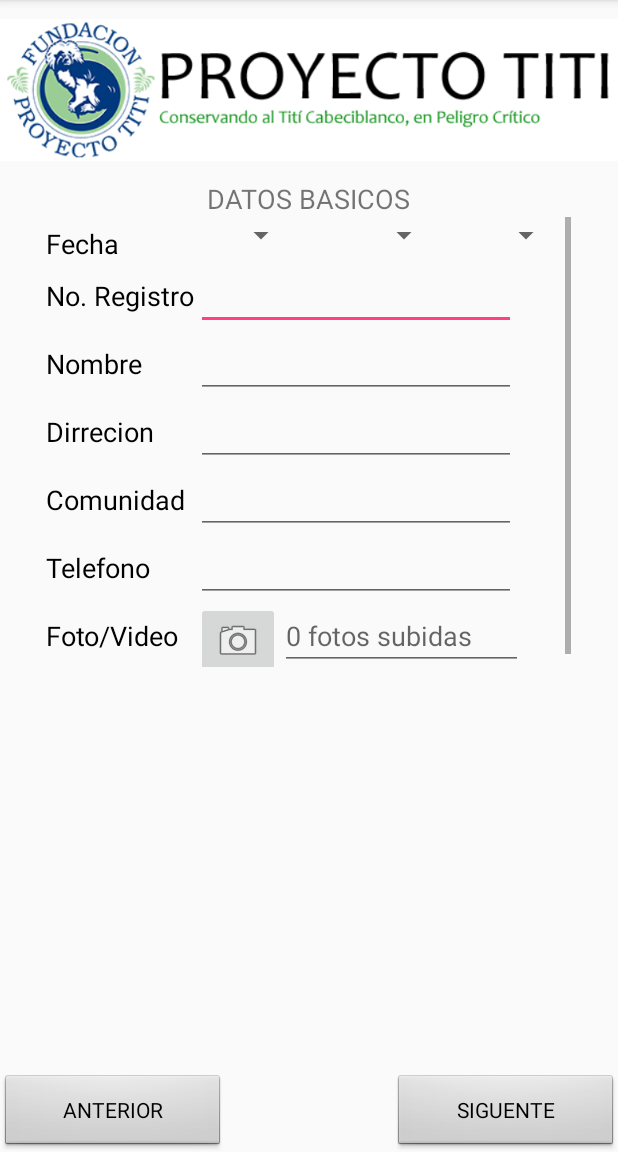
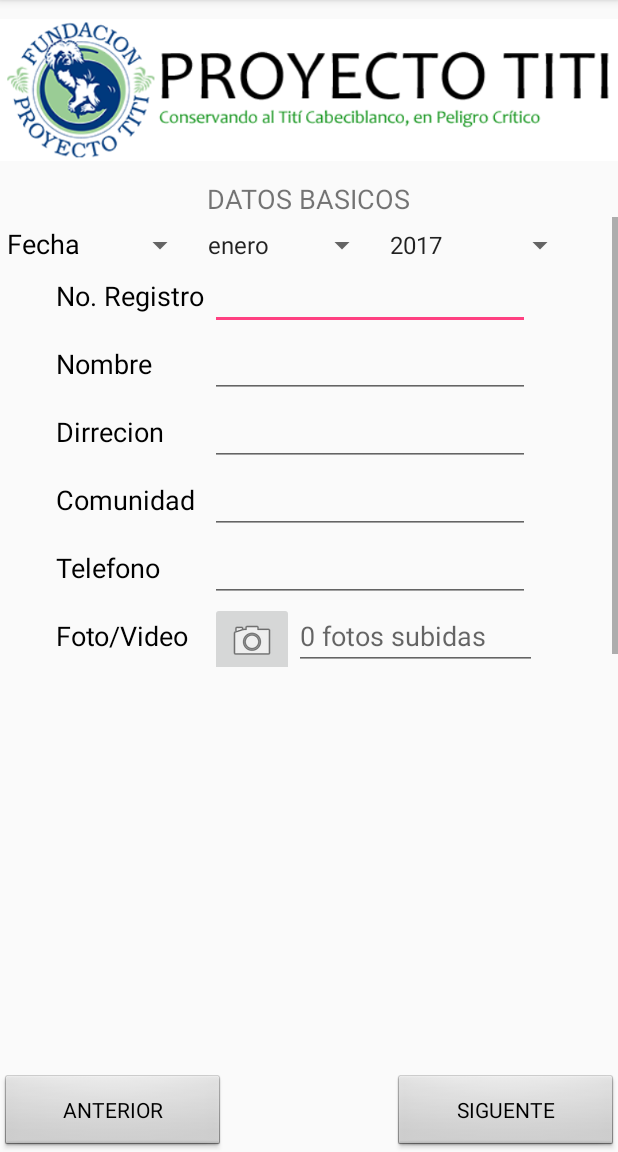
Before and after one commit to cbraun1/ProyectoTiti, an Android app: the basicData screen opened directly, with no data from a screen before it, on a phone screen of 412 x 824 dp, the part 84-1236 px from its top. Run offline under Robolectric (Android 15) with nearby library versions, the phone set to English and light mode, and no system bars.

Commit message:
fixed date

```diff
--- a/app/src/main/java/com/example/proyectotiti/basicData.java
+++ b/app/src/main/java/com/example/proyectotiti/basicData.java
@@ -4,6 +4,8 @@ import android.content.Intent;
 import android.support.v7.app.AppCompatActivity;
 import android.os.Bundle;
 import android.view.View;
+import android.widget.ArrayAdapter;
+import android.widget.Spinner;
 
 public class basicData extends AppCompatActivity {
 
@@ -11,7 +13,36 @@ public class basicData extends AppCompatActivity {
     protected void onCreate(Bundle savedInstanceState) {
         super.onCreate(savedInstanceState);
         setContentView(R.layout.activity_basic_data);
+
+        Spinner spinnerDay = (Spinner) findViewById(R.id.spinnerDay);
+        // Create an ArrayAdapter using the string array and a default spinner layout
+        ArrayAdapter<CharSequence> adapter = ArrayAdapter.createFromResource(this,
+                R.array.spinnerDayArray, android.R.layout.simple_spinner_item);
+        // Specify the layout to use when the list of choices appears
+        adapter.setDropDownViewResource(android.R.layout.simple_spinner_dropdown_item);
+        // Apply the adapter to the spinner
+        spinnerDay.setAdapter(adapter);
+
+        Spinner spinnerMonth = (Spinner) findViewById(R.id.spinnerMonth);
+        // Create an ArrayAdapter using the string array and a default spinner layout
+        ArrayAdapter<CharSequence> adapter2 = ArrayAdapter.createFromResource(this,
+                R.array.spinnerMonthArray, android.R.layout.simple_spinner_item);
+        // Specify the layout to use when the list of choices appears
+        adapter2.setDropDownViewResource(android.R.layout.simple_spinner_dropdown_item);
+        // Apply the adapter to the spinner
+        spinnerMonth.setAdapter(adapter2);
+
+        Spinner spinnerYear = (Spinner) findViewById(R.id.spinnerYear);
+        // Create an ArrayAdapter using the string array and a default spinner layout
+        ArrayAdapter<CharSequence> adapter3 = ArrayAdapter.createFromResource(this,
+                R.array.spinnerYearArray, android.R.layout.simple_spinner_item);
+        // Specify the layout to use when the list of choices appears
+        adapter3.setDropDownViewResource(android.R.layout.simple_spinner_dropdown_item);
+        // Apply the adapter to the spinner
+        spinnerYear.setAdapter(adapter3);
     }
+
+
 
     public void openContinue(View v){
         startActivity(new Intent(basicData.this, continuePage.class));
--- a/app/src/main/res/layout/activity_basic_data.xml
+++ b/app/src/main/res/layout/activity_basic_data.xml
@@ -54,13 +54,14 @@
         android:onClick="openContinue"/>
 
     <ScrollView
-        android:layout_width="350dp"
+        android:layout_width="match_parent"
         android:layout_height="300dp"
         android:layout_below="@+id/title"
-        android:layout_centerHorizontal="true">
+        android:layout_alignParentLeft="true"
+        android:layout_alignParentStart="true">
 
         <LinearLayout
-            android:layout_width="350dp"
+            android:layout_width="match_parent"
             android:layout_height="320dp"
             android:orientation="vertical"
             tools:layout_editor_absoluteX="52dp"
@@ -75,26 +76,26 @@
 
                 <TextView
                     android:id="@+id/textViewDate"
-                    android:layout_width="104dp"
+                    android:layout_width="wrap_content"
                     android:layout_height="wrap_content"
                     android:paddingTop="5dp"
-                    android:text="Fecha"
+                    android:text=" Fecha"
                     android:textColor="#000000"
                     android:textSize="18sp" />
 
                 <Spinner
                     android:id="@+id/spinnerDay"
-                    android:layout_width="63dp"
+                    android:layout_width="77dp"
                     android:layout_height="wrap_content" />
 
                 <Spinner
                     android:id="@+id/spinnerMonth"
-                    android:layout_width="95dp"
+                    android:layout_width="121dp"
                     android:layout_height="wrap_content" />
 
                 <Spinner
                     android:id="@+id/spinnerYear"
-                    android:layout_width="81dp"
+                    android:layout_width="132dp"
                     android:layout_height="wrap_content" />
 
 
@@ -109,12 +110,12 @@
 
                 <TextView
                     android:id="@+id/textViewRegNum"
-                    android:layout_width="100dp"
+                    android:layout_width="140dp"
                     android:layout_height="wrap_content"
                     android:paddingTop="5dp"
                     android:textColor="#000000"
                     android:textSize="18sp"
-                    android:text="No. Registro" />
+                    android:text="        No. Registro" />
 
                 <EditText
                     android:id="@+id/editTextNoRegistro"
@@ -133,12 +134,12 @@
 
                 <TextView
                     android:id="@+id/textViewName"
-                    android:layout_width="100dp"
+                    android:layout_width="140dp"
                     android:layout_height="wrap_content"
                     android:paddingTop="5dp"
                     android:textColor="#000000"
                     android:textSize="18sp"
-                    android:text="Nombre" />
+                    android:text="        Nombre" />
 
                 <EditText
                     android:id="@+id/editTextNombre"
@@ -157,12 +158,12 @@
 
                 <TextView
                     android:id="@+id/textViewAddress"
-                    android:layout_width="100dp"
+                    android:layout_width="140dp"
                     android:layout_height="wrap_content"
                     android:paddingTop="5dp"
                     android:textColor="#000000"
                     android:textSize="18sp"
-                    android:text="Dirrecion" />
+                    android:text="        Dirrecion" />
 
                 <EditText
                     android:id="@+id/editTextDirrecion"
@@ -182,12 +183,12 @@
 
                 <TextView
                     android:id="@+id/textViewCity"
-                    android:layout_width="100dp"
+                    android:layout_width="140dp"
                     android:layout_height="wrap_content"
                     android:paddingTop="5dp"
                     android:textColor="#000000"
                     android:textSize="18sp"
-                    android:text="Comunidad" />
+                    android:text="        Comunidad" />
 
                 <EditText
                     android:id="@+id/editTextComunidad"
@@ -206,12 +207,12 @@
 
                 <TextView
                     android:id="@+id/textViewPhone"
-                    android:layout_width="100dp"
+                    android:layout_width="140dp"
                     android:layout_height="wrap_content"
                     android:paddingTop="5dp"
                     android:textColor="#000000"
                     android:textSize="18sp"
-                    android:text="Telefono" />
+                    android:text="        Telefono" />
 
                 <EditText
                     android:id="@+id/editTextTelefono"
@@ -230,12 +231,12 @@
 
                 <TextView
                     android:id="@+id/textViewPhoto"
-                    android:layout_width="100dp"
+                    android:layout_width="140dp"
                     android:layout_height="wrap_content"
                     android:paddingTop="5dp"
                     android:textColor="#000000"
                     android:textSize="18sp"
-                    android:text="Foto/Video" />
+                    android:text="        Foto/Video" />
 
                 <ImageButton
                     android:id="@+id/imageButton"
--- a/app/src/main/res/values/strings.xml
+++ b/app/src/main/res/values/strings.xml
@@ -9,7 +9,7 @@
         <item>perezoso</item>
         <item>pájaro</item>
     </string-array>
-    <string-array name="spinnerDay">
+    <string-array name="spinnerDayArray">
         <item>01</item>
         <item>02</item>
         <item>03</item>
@@ -42,7 +42,7 @@
         <item>30</item>
         <item>31</item>
     </string-array>
-    <string-array name="spinnerMonth">
+    <string-array name="spinnerMonthArray">
         <item>enero</item>
         <item>feb</item>
         <item>marzo</item>
@@ -56,7 +56,7 @@
         <item>nov</item>
         <item>dic</item>
     </string-array>
-    <string-array name="spinnerYear">
+    <string-array name="spinnerYearArray">
         <item>2017</item>
         <item>2016</item>
         <item>2015</item>
```
